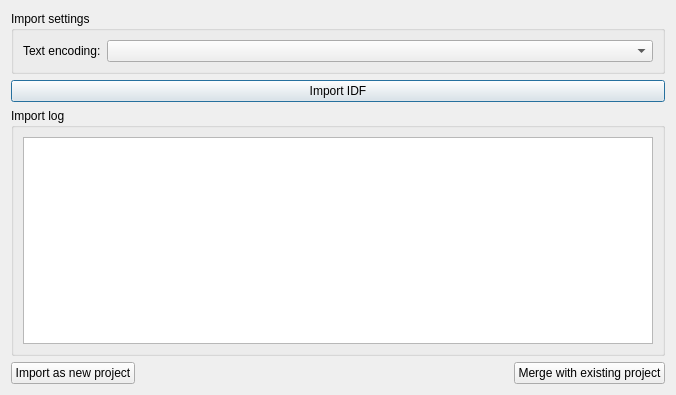
Old version of the form SIM-VICUS/src/SVImportIDFDialog.ui in the repository ghorwin/SIM-VICUS.
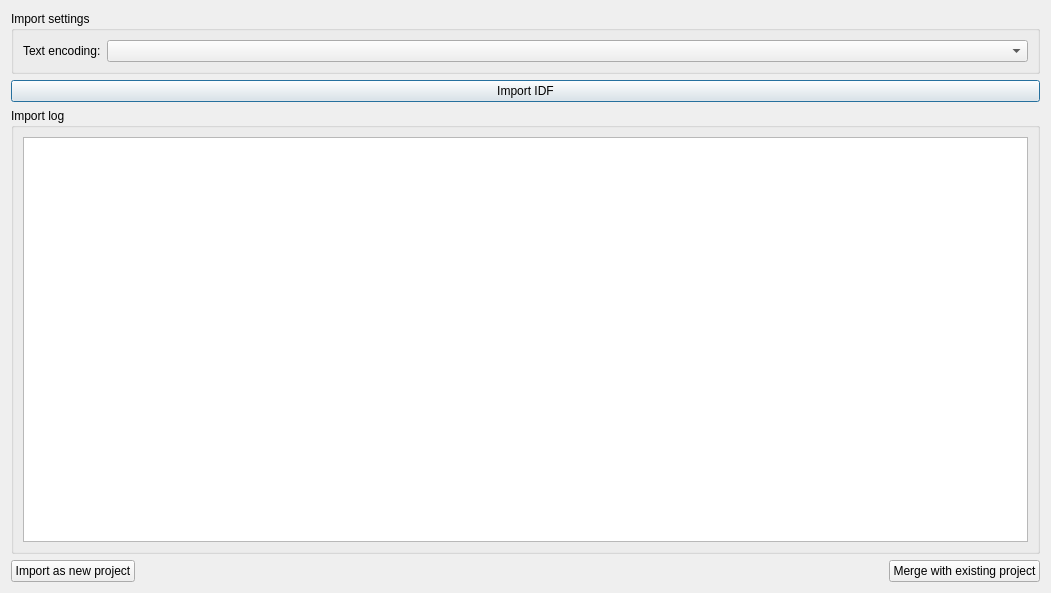
New version of the form.

Commit message: Some more IDF import stuff.

The edit to the form file:
```diff
--- a/SIM-VICUS/src/SVImportIDFDialog.ui
+++ b/SIM-VICUS/src/SVImportIDFDialog.ui
@@ -6,8 +6,8 @@
    <rect>
     <x>0</x>
     <y>0</y>
-    <width>676</width>
-    <height>395</height>
+    <width>1051</width>
+    <height>593</height>
    </rect>
   </property>
   <property name="windowTitle">
```
The commit also changes 1 other file.
